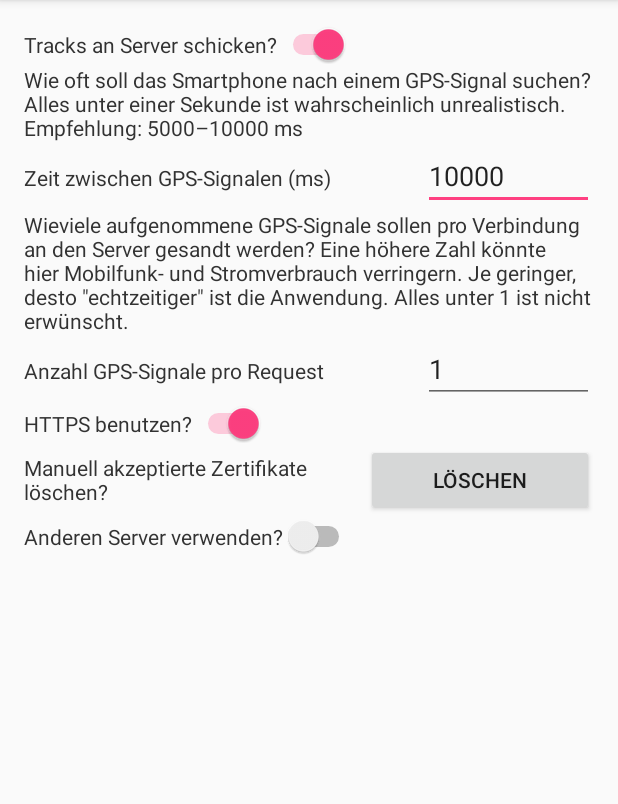
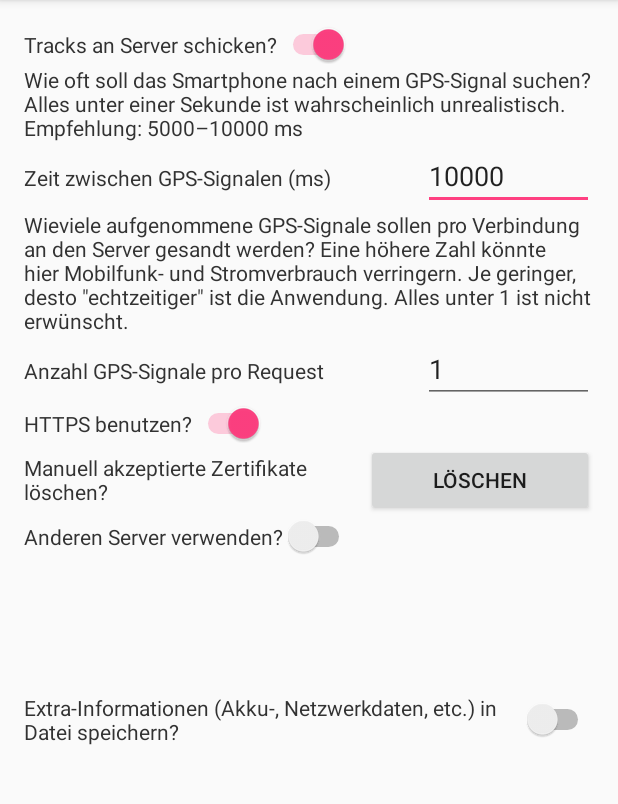
Before and after one commit to shiptrail/android-main, an Android app: the screen it shows after launch (SettingsActivity), in the options menu, after a tap on "Settings", on a phone screen of 412 x 824 dp, the part 84-888 px from its top. Run offline under Robolectric (Android 15) with nearby library versions, the phone set to English and light mode, and no system bars; pictures from the network do not load.

Commit message:
FE-59: Es gibt eine extra Einstellung, durch die man nun viele Zusatzdaten in einer Textdatei auf dem Smartphone speichert.
Change-Id: I9550eca410a28aa1c7f4dfa42111d874724903f0

```diff
--- a/app/src/main/java/de/h3adless/gpstracker/AppSettings.java
+++ b/app/src/main/java/de/h3adless/gpstracker/AppSettings.java
@@ -45,6 +45,7 @@ public class AppSettings extends Application {
     private static boolean USE_CUSTOM_SERVER = false;
     private static String CUSTOM_SERVER_URL = "";
     private static String CUSTOM_SERVER_PORT = "";
+    private static boolean TRACK_EXTRA_INFORMATION = false;
 
     private static HashMap<String, Certificate[]> CUSTOM_ACCEPTED_CERTIFICATES = new HashMap<>();
 
@@ -162,6 +163,15 @@ public class AppSettings extends Application {
         StorageHandler.save(mainContext, StorageHandler.STORAGE_CUSTOM_ACCEPTED_CERTIFICATES, CUSTOM_ACCEPTED_CERTIFICATES);
     }
 
+    public static boolean getTrackExtraInformation() {
+        return TRACK_EXTRA_INFORMATION;
+    }
+
+    public static void setTrackExtraInformation(boolean trackExtraInformation) {
+        TRACK_EXTRA_INFORMATION = trackExtraInformation;
+        StorageHandler.save(mainContext, StorageHandler.STORAGE_TRACK_EXTRA_INFORMATION, TRACK_EXTRA_INFORMATION);
+    }
+
     private static void loadDataFromFile() {
         Serializable trackingEnabled = StorageHandler.load(mainContext, StorageHandler.STORAGE_TRACKING_BOOLEAN);
         if (trackingEnabled != null) {
@@ -222,6 +232,11 @@ public class AppSettings extends Application {
             CUSTOM_ACCEPTED_CERTIFICATES = (HashMap<String, Certificate[]>) customAcceptedCertificates;
         }
 
+        Serializable trackExtraInformation = StorageHandler.load(mainContext, StorageHandler.STORAGE_TRACK_EXTRA_INFORMATION);
+        if (trackExtraInformation != null) {
+            TRACK_EXTRA_INFORMATION = (boolean) trackExtraInformation;
+        }
+
     }
 
 }
--- a/app/src/main/java/de/h3adless/gpstracker/StorageHandler.java
+++ b/app/src/main/java/de/h3adless/gpstracker/StorageHandler.java
@@ -64,6 +64,10 @@ public class StorageHandler {
 	 * Type for Storage. Used for the String AppSettings.CUSTOM_ACCEPTED_CERTIFICATES
 	 */
 	public static final String STORAGE_CUSTOM_ACCEPTED_CERTIFICATES = "custom_accepted_certificates";
+	/**
+	 * Type for Storage. Used for the String AppSettings.TRACK_EXTRA_INFORMATION
+	 */
+	public static final String STORAGE_TRACK_EXTRA_INFORMATION = "track_extra_information";
 
 	/**
 	 * @param context the context to use.
--- a/app/src/main/java/de/h3adless/gpstracker/activities/MainActivity.java
+++ b/app/src/main/java/de/h3adless/gpstracker/activities/MainActivity.java
@@ -28,6 +28,8 @@ import android.widget.Button;
 import android.widget.TextView;
 import android.widget.Toast;
 
+import com.google.gson.Gson;
+
 import java.text.SimpleDateFormat;
 import java.util.Date;
 import java.util.Locale;
@@ -39,6 +41,7 @@ import de.h3adless.gpstracker.database.Queries;
 import de.h3adless.gpstracker.database.TrackDatabase;
 import de.h3adless.gpstracker.database.TrackDatabaseHelper;
 import de.h3adless.gpstracker.services.LocationService;
+import de.h3adless.gpstracker.utils.ExtraInformationTracker;
 import de.h3adless.gpstracker.utils.cgps.TrackPoint;
 
 /**
@@ -48,8 +51,6 @@ public class MainActivity extends MainActivityType {
 
     private final static String GPS = "GPS";
     private BroadcastReceiver broadcastReceiver;
-
-    private LocationService locationService;
 
     @Override
     public void onCreate(Bundle savedInstanceState) {
@@ -87,12 +88,25 @@ public class MainActivity extends MainActivityType {
 
         Toolbar toolbar = (Toolbar) findViewById(R.id.toolbar);
         setSupportActionBar(toolbar);
+
+        ExtraInformationTracker.track(this,
+                ExtraInformationTracker.ExtraInformationType.Battery);
+        ExtraInformationTracker.track(this,
+                ExtraInformationTracker.ExtraInformationType.Other,
+                "MainActivity got created.");
     }
 
     private void toggleTracking() {
+        ExtraInformationTracker.track(this, ExtraInformationTracker.ExtraInformationType.Battery);
         if (AppSettings.getTrackingEnabled()) {
+            ExtraInformationTracker.track(this,
+                    ExtraInformationTracker.ExtraInformationType.ToggleTracking,
+                    "disabled");
             disableTracking();
         } else {
+            ExtraInformationTracker.track(this,
+                    ExtraInformationTracker.ExtraInformationType.ToggleTracking,
+                    "enabled");
             enableTracking();
         }
         setButtonState();
@@ -103,6 +117,11 @@ public class MainActivity extends MainActivityType {
         if(AppSettings.getTrackingEnabled()) {
             unregisterReceiver(broadcastReceiver);
         }
+        ExtraInformationTracker.track(this,
+                ExtraInformationTracker.ExtraInformationType.Battery);
+        ExtraInformationTracker.track(this,
+                ExtraInformationTracker.ExtraInformationType.Other,
+                "MainActivity got destroyed.");
         super.onDestroy();
     }
 
--- a/app/src/main/java/de/h3adless/gpstracker/activities/SettingsActivity.java
+++ b/app/src/main/java/de/h3adless/gpstracker/activities/SettingsActivity.java
@@ -27,6 +27,7 @@ public class SettingsActivity extends AppCompatActivity {
 	private LinearLayout layoutCustomServer;
 	private EditText editCustomServerUrl;
 	private EditText editCustomServerPort;
+	private Switch switchTrackExtraInformation;
 
 	@Override
 	protected void onCreate(Bundle savedInstanceState) {
@@ -44,6 +45,7 @@ public class SettingsActivity extends AppCompatActivity {
 		layoutCustomServer = (LinearLayout) findViewById(R.id.activity_settings_custom_server_layout);
 		editCustomServerUrl = (EditText) findViewById(R.id.activity_settings_edit_custom_server_ip);
 		editCustomServerPort = (EditText) findViewById(R.id.activity_settings_edit_custom_server_port);
+		switchTrackExtraInformation = (Switch) findViewById(R.id.activity_settings_switch_track_extra_information);
 
 		editTrackInterval.setText(String.valueOf(AppSettings.getTrackingInterval()));
 		editSendTogether.setText(String.valueOf(AppSettings.getSendTogether()));
@@ -62,6 +64,7 @@ public class SettingsActivity extends AppCompatActivity {
 			editCustomServerUrl.setText(AppSettings.getCustomServerUrl());
 			editCustomServerPort.setText(AppSettings.getCustomServerPort());
 		}
+		switchTrackExtraInformation.setChecked(AppSettings.getTrackExtraInformation());
 	}
 
 	@Override
@@ -103,6 +106,7 @@ public class SettingsActivity extends AppCompatActivity {
 					}
 				}
 				AppSettings.setUseCustomServer(useCustomServer);
+				AppSettings.setTrackExtraInformation(switchTrackExtraInformation.isChecked());
 
 				finish();
 			case R.id.action_settings_cancel:
--- a/app/src/main/res/layout/content_settings.xml
+++ b/app/src/main/res/layout/content_settings.xml
@@ -1,4 +1,4 @@
-<LinearLayout
+<ScrollView
     xmlns:android="http://schemas.android.com/apk/res/android"
     xmlns:tools="http://schemas.android.com/tools"
     android:layout_height="match_parent"
@@ -9,7 +9,11 @@
     android:paddingRight="@dimen/activity_horizontal_margin"
     android:paddingTop="@dimen/activity_vertical_margin"
     tools:showIn="@layout/activity_settings"
-    tools:context=".activities.SettingsActivity"
+    tools:context=".activities.SettingsActivity">
+
+    <LinearLayout
+        android:layout_height="wrap_content"
+        android:layout_width="match_parent"
         android:orientation="vertical">
 
         <Switch
@@ -177,4 +181,14 @@
 
         </LinearLayout>
 
+        <Switch
+            android:id="@+id/activity_settings_switch_track_extra_information"
+            android:layout_width="wrap_content"
+            android:layout_height="wrap_content"
+            android:text="@string/activity_settings_explaining_track_extra_information"
+            android:textColor="@android:color/secondary_text_light"
+            android:checked="false"/>
+
     </LinearLayout>
+
+</ScrollView>
--- a/app/src/main/res/values/strings.xml
+++ b/app/src/main/res/values/strings.xml
@@ -35,6 +35,7 @@
     <string name="activity_settings_delete_custom_certificates">Manuell akzeptierte Zertifikate löschen?</string>
     <string name="activity_settings_delete_custom_certificates_button">Löschen</string>
     <string name="activity_settings_toast_deleted_successfully">Manuell akzeptierte Zertifikate wurden gelöscht.</string>
+    <string name="activity_settings_explaining_track_extra_information">Extra-Informationen (Akku-, Netzwerkdaten, etc.) in Datei speichern?</string>
 
     <string name="server_route">/v2/%1$s/send</string>
 
@@ -64,4 +65,6 @@
     <string name="online">Online</string>
     <string name="offline">Offline</string>
 
+    <string name="extra_information_tracking_failed_title">Fehler beim Speichern der Extra-Informationen</string>
+
 </resources>
```
Also changed, not shown: app/src/main/java/de/h3adless/gpstracker/services/HttpRequest.java (+25 -1 lines), app/src/main/java/de/h3adless/gpstracker/services/LocationService.java (+7 -0 lines), app/src/main/java/de/h3adless/gpstracker/utils/ExtraInformationTracker.java (added, +123 -0 lines), 1 other file. Lines whose indentation alone changed are shown as unchanged.
